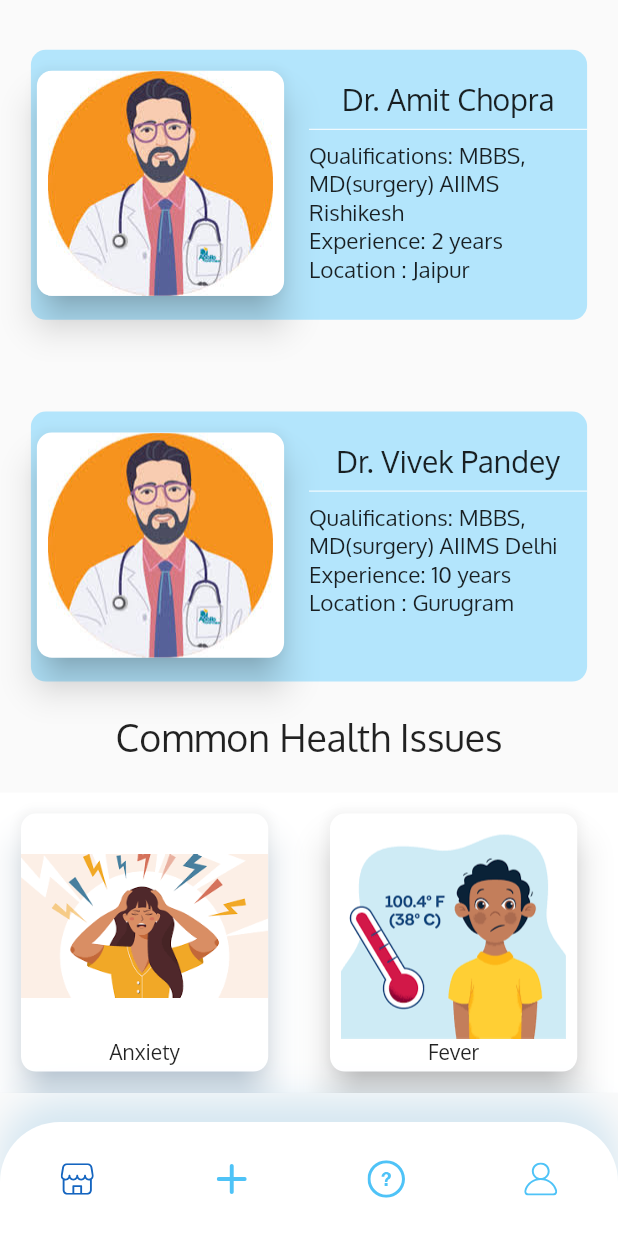
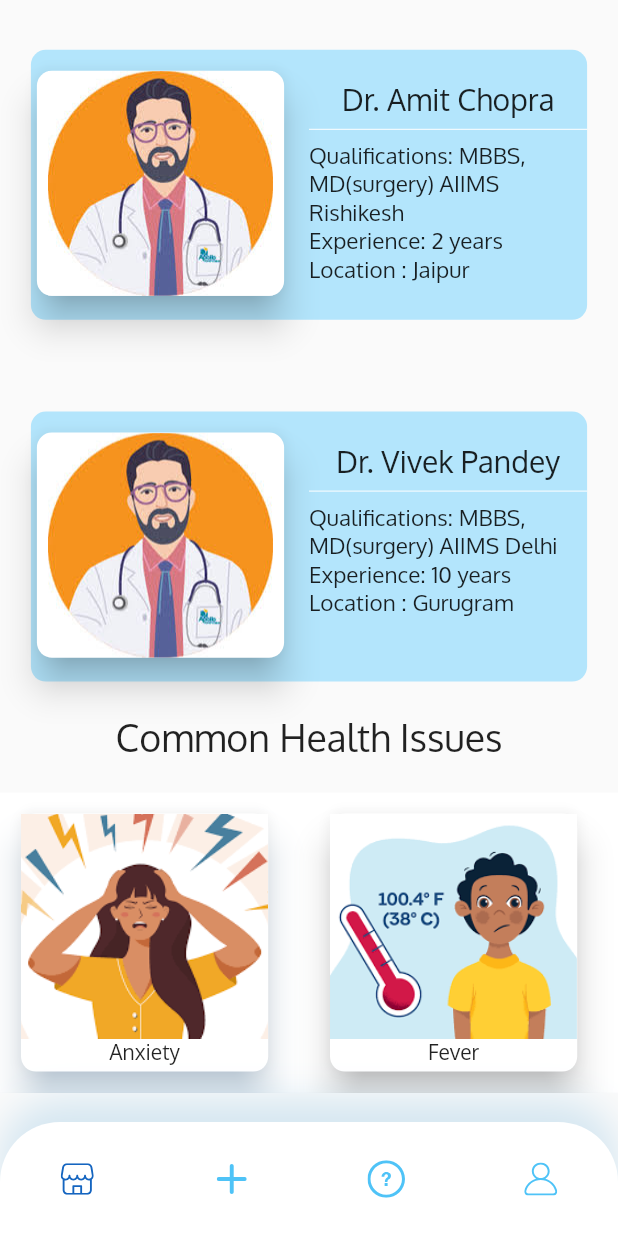
Before and after one commit to rohitasture/CureIt, a Flutter app: the HomeScreen screen opened by its route, scrolled down 885 dp, on a phone screen of 412 x 824 dp. Run offline on Flutter 3.47's test engine with Material 2 defaults, Android fonts, the phone set to English and light mode, and no system bars; our stand-ins replace carousel_slider, circular_profile_avatar, firebase_auth, firebase_core, flutter_svg, font_awesome_flutter; accounts and stored records are empty.

Commit message:
health issue images

```diff
--- a/lib/screens/home_page/components/health_issues.dart
+++ b/lib/screens/home_page/components/health_issues.dart
@@ -33,6 +33,7 @@ class HealthIssues extends StatelessWidget {
                                 height: 150,
                                 width: 0.4 * width,
                                 image: AssetImage("assets/images/anxiety.png"),
+                                fit: BoxFit.cover,
                               ),
                               Container(
                                 child: Text("Anxiety"),
@@ -62,6 +63,7 @@ class HealthIssues extends StatelessWidget {
                               height: 150,
                               width: 0.4 * width,
                               image: AssetImage("assets/images/fever.png"),
+                              fit: BoxFit.cover,
                             ),
                             Container(
                               child: Text("Fever"),
@@ -87,6 +89,7 @@ class HealthIssues extends StatelessWidget {
                               height: 150,
                               width: 0.4 * width,
                               image: AssetImage("assets/images/cough.jpg"),
+                              fit: BoxFit.cover,
                             ),
                             Container(
                               child: Text("Cough"),
@@ -112,6 +115,7 @@ class HealthIssues extends StatelessWidget {
                               height: 150,
                               width: 0.4 * width,
                               image: AssetImage("assets/images/headache.jpg"),
+                              fit: BoxFit.cover,
                             ),
                             Container(
                               child: Text("Headache"),
@@ -139,7 +143,7 @@ class HealthIssues extends StatelessWidget {
                               image: AssetImage("assets/images/doctor.jpg"),
                             ),
                             Container(
-                              child: Text("Cough"),
+                              child: Text("Stomach ache"),
                             )
                           ],
                         ))),
```
